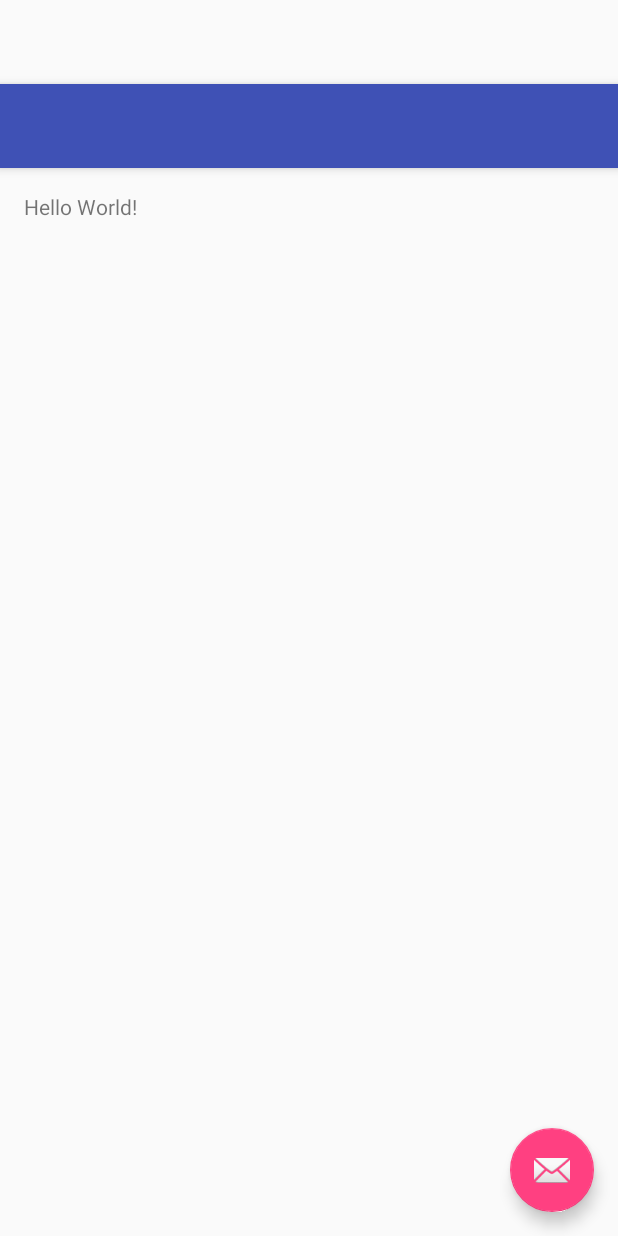
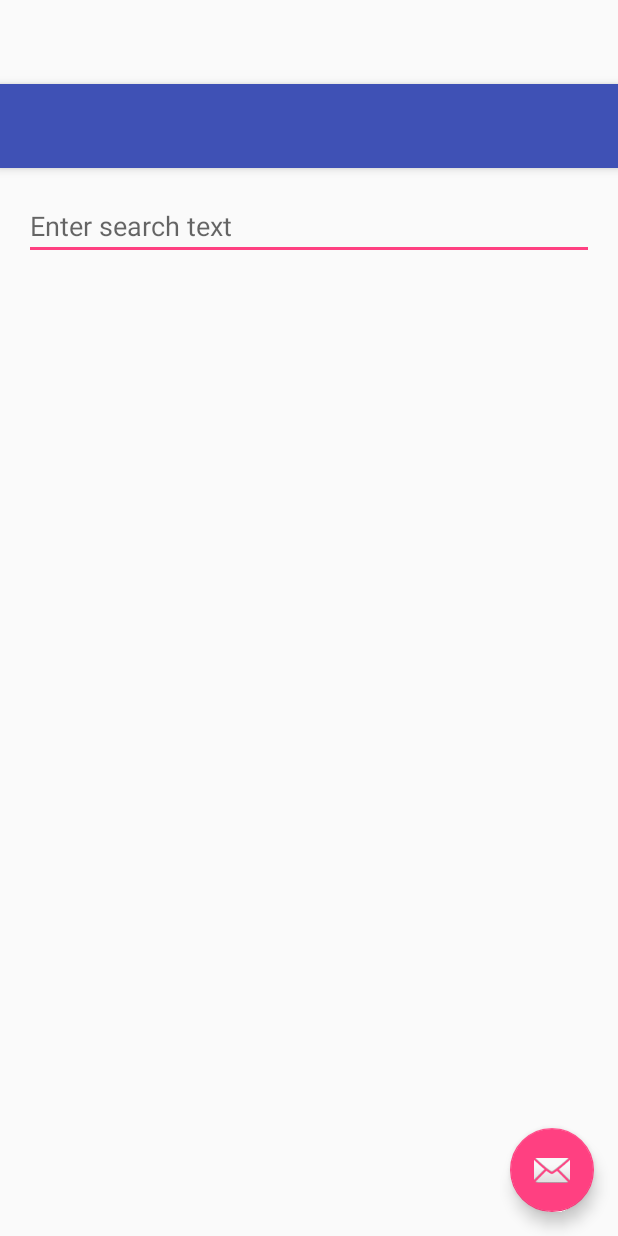
Before and after one commit to giladgotman/flickrClient, an Android app: the layout activity_main.xml on its own in the app's theme, with its tools: preview values and no code run, on a phone screen of 412 x 824 dp. Run offline under Robolectric (Android 15) with nearby library versions, the phone set to English and light mode, and no system bars.

Commit message:
add photoAdapter and basic layout for each photo

```diff
--- a/app/build.gradle
+++ b/app/build.gradle
@@ -30,4 +30,6 @@ dependencies {
     compile 'com.squareup.retrofit2:converter-gson:2.1.0'
     compile 'com.google.code.gson:gson:2.7'
 
+    compile "com.android.support:recyclerview-v7:23.3.0"
+
 }
--- a/app/src/main/res/layout/content_main.xml
+++ b/app/src/main/res/layout/content_main.xml
@@ -13,8 +13,17 @@
     tools:showIn="@layout/activity_main"
     tools:context="com.gg.flickertask.MainActivity">
 
-    <TextView
-        android:text="Hello World!"
-        android:layout_width="wrap_content"
+    <EditText
+        android:id="@+id/serachEditText"
+        android:hint="Enter search text"
+        android:layout_width="match_parent"
         android:layout_height="wrap_content" />
+
+    <android.support.v7.widget.RecyclerView
+        android:id="@+id/photos_recycler_view"
+        android:layout_width="match_parent"
+        android:layout_height="match_parent"
+        android:layout_below="@id/serachEditText"
+        android:scrollbars="vertical" />
+
 </RelativeLayout>
```
Also changed, not shown: app/src/main/java/com/gg/flickertask/adapters/PhotoAdapter.java (added, +69 -0 lines), app/src/main/res/layout/single_photo_data_layout.xml (added, +42 -0 lines), app/src/main/res/drawable-xxhdpi/default_photo_image.png (added).
